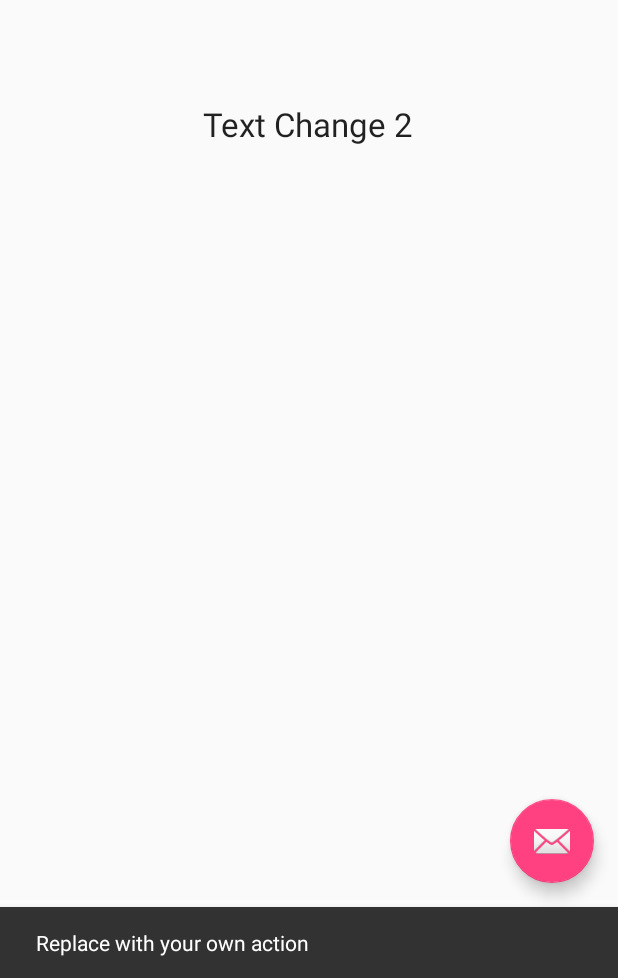
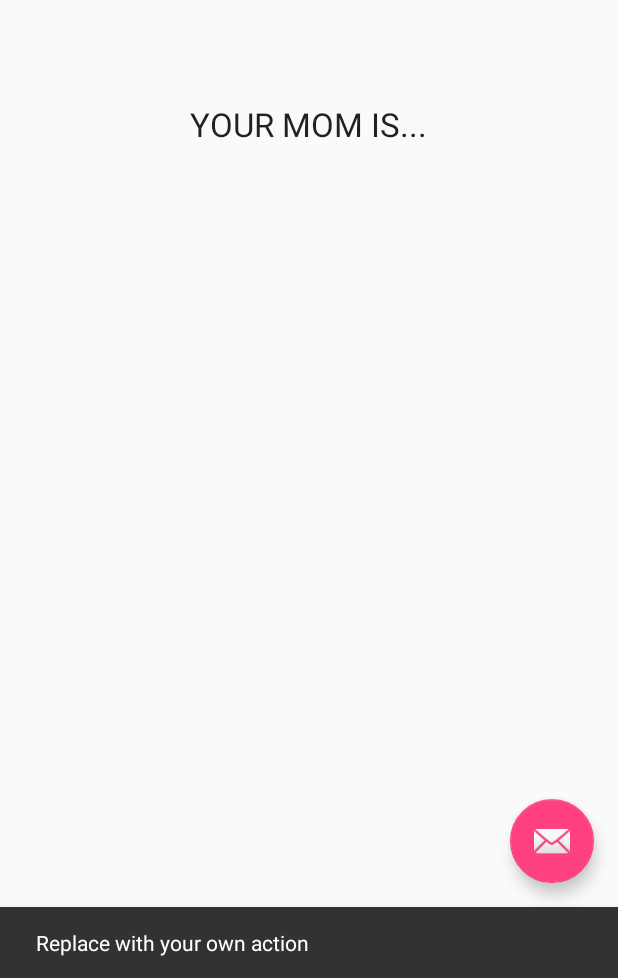
Before and after one commit to kaylebug1/Grade_Calculator, an Android app: the screen it shows after launch (MainActivity), after a tap on an icon or button, on a phone screen of 412 x 824 dp, the part 258-1236 px from its top. Run offline under Robolectric (Android 15) with nearby library versions, the phone set to English and light mode, and no system bars.

Commit message:
Began snarky remark.
And made it work on my computer.

```diff
--- a/app/src/main/res/layout/content_main.xml
+++ b/app/src/main/res/layout/content_main.xml
@@ -32,7 +32,7 @@
         android:layout_width="wrap_content"
         android:layout_height="wrap_content"
         android:textAppearance="?android:attr/textAppearanceLarge"
-        android:text="Text Change 2"
+        android:text="YOUR MOM IS..."
         android:id="@+id/textView3"
         android:layout_below="@+id/textView"
         android:layout_centerHorizontal="true"
--- a/build.gradle
+++ b/build.gradle
@@ -1,5 +1,4 @@
 // Top-level build file where you can add configuration options common to all sub-projects/modules.
-
 buildscript {
     repositories {
         jcenter()
@@ -11,13 +10,11 @@ buildscript {
         // in the individual module build.gradle files
     }
 }
-
 allprojects {
     repositories {
         jcenter()
     }
 }
-
 task clean(type: Delete) {
     delete rootProject.buildDir
 }
```
